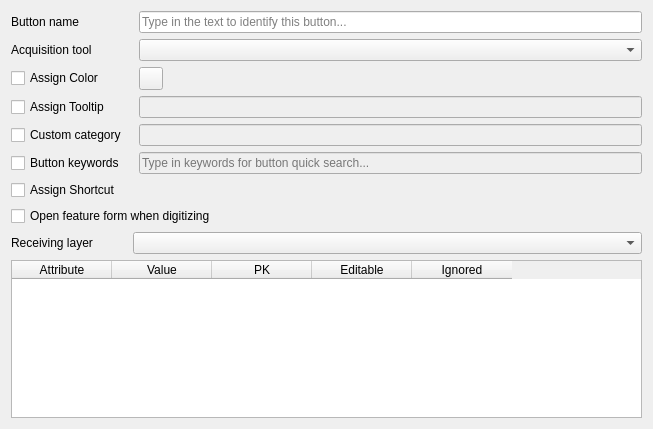
Qt form gui/CustomWidgets/BasicInterfaceWidgets/buttonPropWidget.ui (dsgoficial/DsgTools) before a commit.
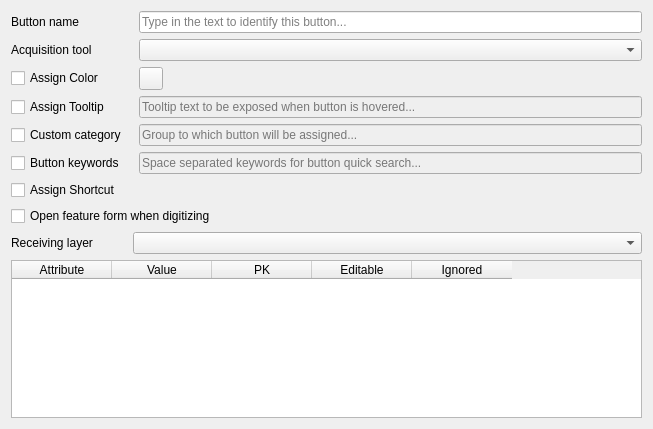
The same form after that commit. Custom widgets are drawn as their Qt base class.

Commit message: updated tooltips and placeholders

Patch:
```diff
--- a/gui/CustomWidgets/BasicInterfaceWidgets/buttonPropWidget.ui
+++ b/gui/CustomWidgets/BasicInterfaceWidgets/buttonPropWidget.ui
@@ -87,6 +87,9 @@
      <property name="enabled">
       <bool>false</bool>
      </property>
+     <property name="placeholderText">
+      <string>Tooltip text to be exposed when button is hovered...</string>
+     </property>
     </widget>
    </item>
    <item row="5" column="2">
@@ -101,7 +104,7 @@
       <string/>
      </property>
      <property name="placeholderText">
-      <string>Type in keywords for button quick search...</string>
+      <string>Space separated keywords for button quick search...</string>
      </property>
     </widget>
    </item>
@@ -130,6 +133,9 @@
      <property name="enabled">
       <bool>false</bool>
      </property>
+     <property name="placeholderText">
+      <string>Group to which button will be assigned...</string>
+     </property>
     </widget>
    </item>
    <item row="6" column="0">
```
The commit also changes 3 other files.
